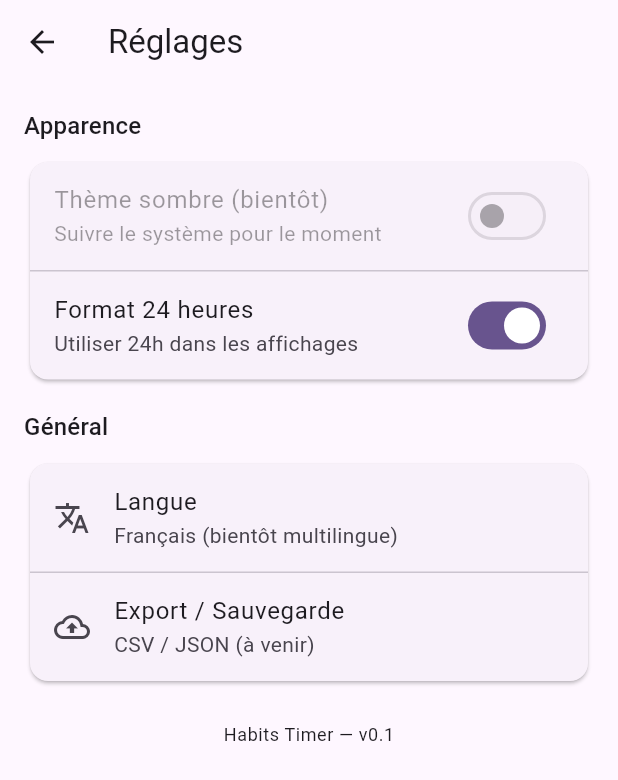
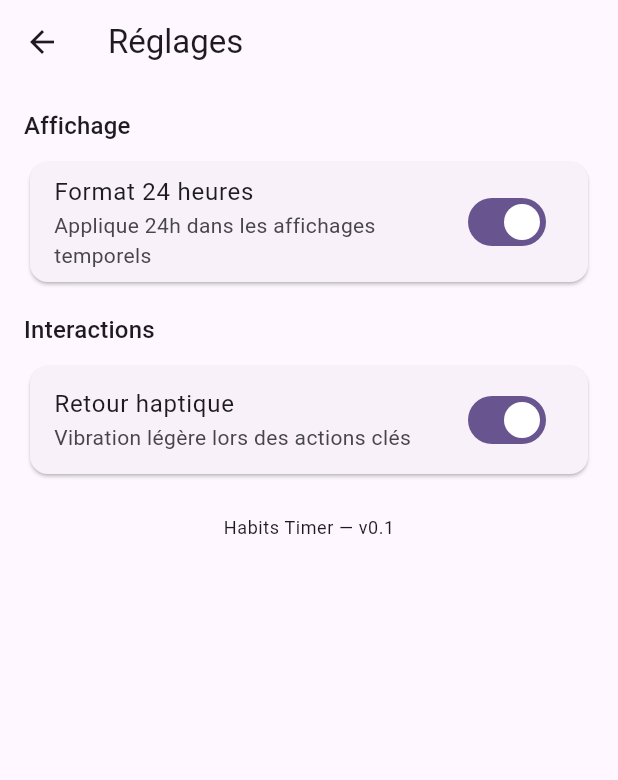
Before and after one commit to quiragon-coder/Habits-Timer-FullProject, a Flutter app: the SettingsPage screen opened directly, on a phone screen of 412 x 824 dp. Shown: the top 780 px of the screen. Run offline on Flutter 3.47's test engine with Material 3 defaults, Android fonts, the light colour scheme and no system bars; our stand-ins replace drift, drift_flutter, fl_chart, flutter_hooks, hooks_riverpod, shared_preferences; accounts and stored records are empty; generated files the repository leaves out were written again; statements that could not run were skipped.

Commit message:
update: commit auto

```diff
--- a/lib/presentation/pages/settings_page.dart
+++ b/lib/presentation/pages/settings_page.dart
@@ -1,35 +1,67 @@
 import 'package:flutter/material.dart';
+import 'package:shared_preferences/shared_preferences.dart';
 
-class SettingsPage extends StatelessWidget {
+class SettingsPage extends StatefulWidget {
   const SettingsPage({super.key});
 
   @override
+  State<SettingsPage> createState() => _SettingsPageState();
+}
+
+class _SettingsPageState extends State<SettingsPage> {
+  static const _kPref24h = 'pref_24h';
+  static const _kPrefHaptics = 'pref_haptics';
+
+  bool _use24h = true;
+  bool _haptics = true;
+  bool _loading = true;
+
+  @override
+  void initState() {
+    super.initState();
+    _load();
+  }
+
+  Future<void> _load() async {
+    final sp = await SharedPreferences.getInstance();
+    setState(() {
+      _use24h = sp.getBool(_kPref24h) ?? true;
+      _haptics = sp.getBool(_kPrefHaptics) ?? true;
+      _loading = false;
+    });
+  }
+
+  Future<void> _save(String key, bool value) async {
+    final sp = await SharedPreferences.getInstance();
+    await sp.setBool(key, value);
+  }
+
+  @override
   Widget build(BuildContext context) {
+    if (_loading) {
+      return const Scaffold(body: Center(child: CircularProgressIndicator()));
+    }
+
     return Scaffold(
       appBar: AppBar(title: const Text('Réglages')),
       body: ListView(
         padding: const EdgeInsets.all(16),
         children: [
-          Text('Apparence', style: Theme.of(context).textTheme.titleMedium),
+          Text('Affichage', style: Theme.of(context).textTheme.titleMedium),
           const SizedBox(height: 8),
           Card(
             child: Column(
               children: [
                 SwitchListTile(
-                  title: const Text('Thème sombre (bientôt)'),
-                  subtitle: const Text('Suivre le système pour le moment'),
-                  value: Theme.of(context).brightness == Brightness.dark,
-                  onChanged: null, // sera branché plus tard
-                ),
-                const Divider(height: 1),
-                SwitchListTile(
                   title: const Text('Format 24 heures'),
-                  subtitle: const Text('Utiliser 24h dans les affichages'),
-                  value: true,
+                  subtitle:
+                  const Text('Applique 24h dans les affichages temporels'),
+                  value: _use24h,
                   onChanged: (v) {
-                    // TODO: persister la préférence et rafraîchir l’UI
+                    setState(() => _use24h = v);
+                    _save(_kPref24h, v);
                     ScaffoldMessenger.of(context).showSnackBar(
-                      const SnackBar(content: Text('Préférence 24h à venir')),
+                      SnackBar(content: Text('Format ${v ? "24h" : "AM/PM"} enregistré')),
                     );
                   },
                 ),
@@ -37,29 +69,21 @@ class SettingsPage extends StatelessWidget {
             ),
           ),
           const SizedBox(height: 16),
-          Text('Général', style: Theme.of(context).textTheme.titleMedium),
+          Text('Interactions', style: Theme.of(context).textTheme.titleMedium),
           const SizedBox(height: 8),
           Card(
             child: Column(
               children: [
-                ListTile(
-                  leading: const Icon(Icons.translate),
-                  title: const Text('Langue'),
-                  subtitle: const Text('Français (bientôt multilingue)'),
-                  onTap: () {
+                SwitchListTile(
+                  title: const Text('Retour haptique'),
+                  subtitle:
+                  const Text('Vibration légère lors des actions clés'),
+                  value: _haptics,
+                  onChanged: (v) {
+                    setState(() => _haptics = v);
+                    _save(_kPrefHaptics, v);
                     ScaffoldMessenger.of(context).showSnackBar(
-                      const SnackBar(content: Text('Sélecteur de langue à venir')),
-                    );
-                  },
-                ),
-                const Divider(height: 1),
-                ListTile(
-                  leading: const Icon(Icons.backup_outlined),
-                  title: const Text('Export / Sauvegarde'),
-                  subtitle: const Text('CSV / JSON (à venir)'),
-                  onTap: () {
-                    ScaffoldMessenger.of(context).showSnackBar(
-                      const SnackBar(content: Text('Export à venir')),
+                      SnackBar(content: Text('Haptique ${v ? "activé" : "désactivé"}')),
                     );
                   },
                 ),
@@ -68,10 +92,8 @@ class SettingsPage extends StatelessWidget {
           ),
           const SizedBox(height: 24),
           Center(
-            child: Text(
-              'Habits Timer — v0.1',
-              style: Theme.of(context).textTheme.bodySmall,
-            ),
+            child: Text('Habits Timer — v0.1',
+                style: Theme.of(context).textTheme.bodySmall),
           ),
         ],
       ),
```
Also changed, not shown: lib/infrastructure/db/activity_dao_extras.dart (+40 -25 lines), lib/presentation/pages/heatmap_overview_page.dart (+80 -59 lines), lib/presentation/widgets/goal_progress_card.dart (added, +120 -0 lines).
